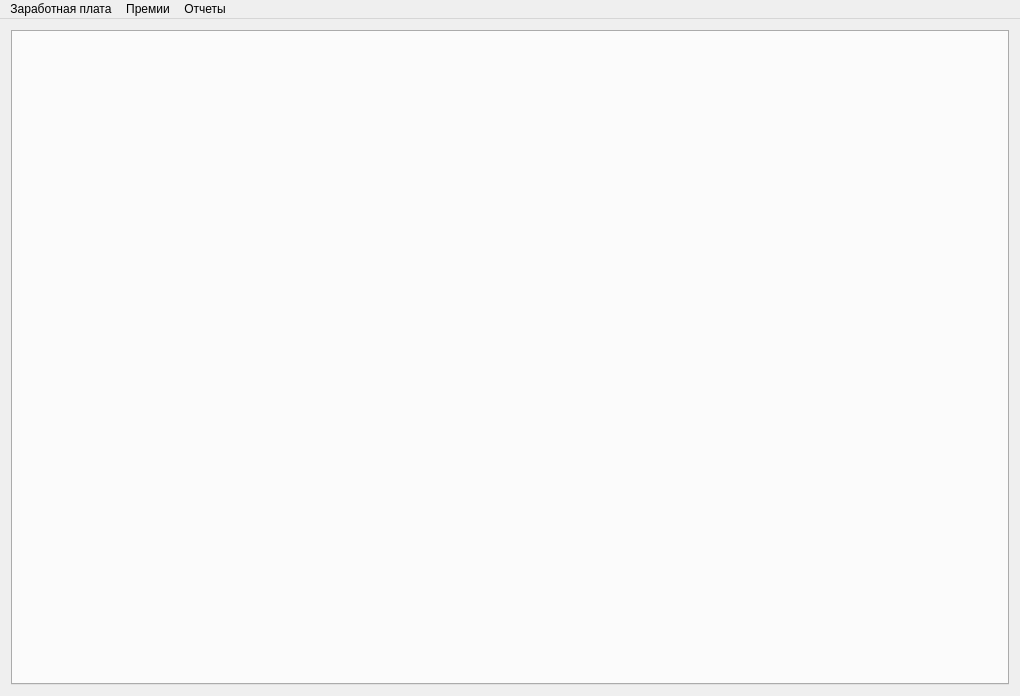
This is mainwindow.ui in Sergeyego/el_zp as Qt 5 draws it before an edit. The edited form follows.
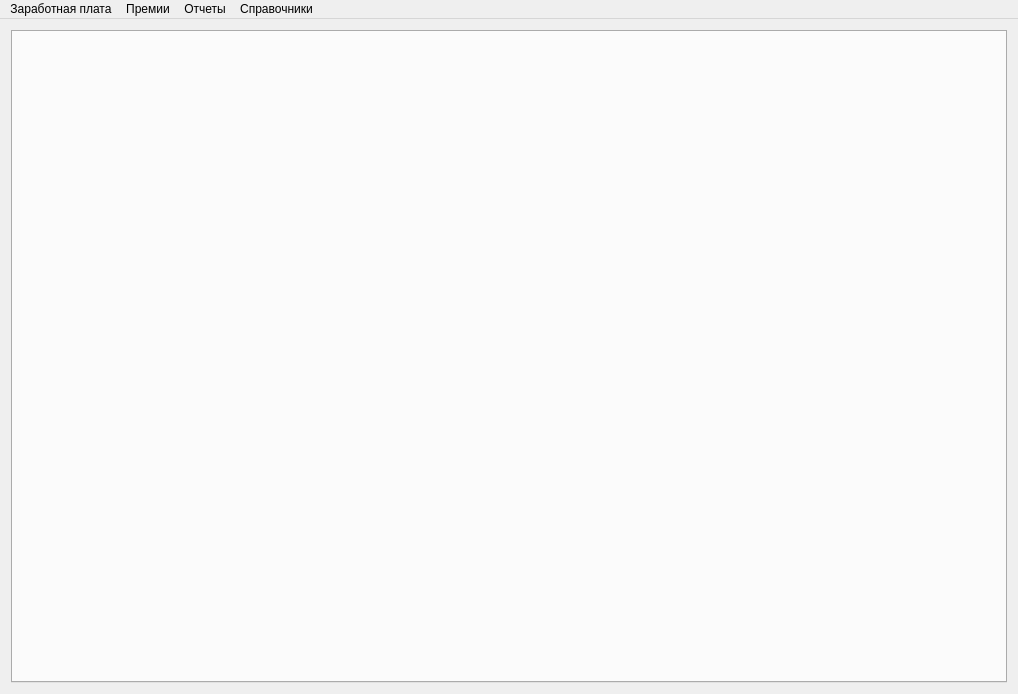
This is the edited form.

```diff
--- a/mainwindow.ui
+++ b/mainwindow.ui
@@ -6,8 +6,8 @@
    <rect>
     <x>0</x>
     <y>0</y>
-    <width>1020</width>
-    <height>696</height>
+    <width>1018</width>
+    <height>694</height>
    </rect>
   </property>
   <property name="windowTitle">
@@ -32,7 +32,7 @@
     <rect>
      <x>0</x>
      <y>0</y>
-     <width>1020</width>
+     <width>1018</width>
      <height>25</height>
     </rect>
    </property>
@@ -54,9 +54,16 @@
     </property>
     <addaction name="actionRepNorm"/>
    </widget>
+   <widget class="QMenu" name="menu_4">
+    <property name="title">
+     <string>Справочники</string>
+    </property>
+    <addaction name="actionLiter"/>
+   </widget>
    <addaction name="menu"/>
    <addaction name="menu_2"/>
    <addaction name="menu_3"/>
+   <addaction name="menu_4"/>
   </widget>
   <action name="actionCalcWage">
    <property name="text">
```
Left out of the diff: 5 changed lines with no effect on the pictures.
